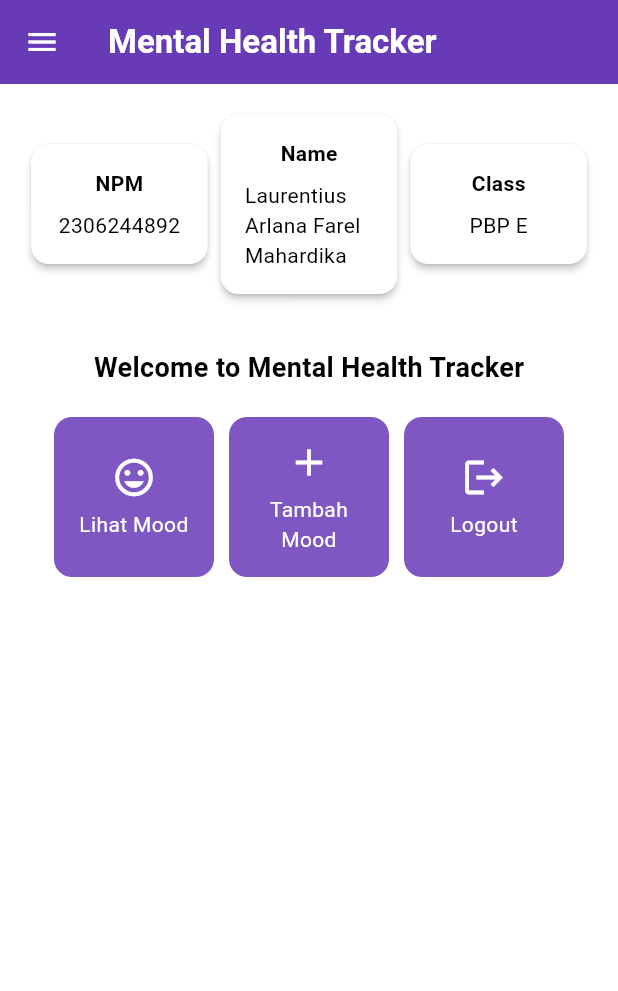
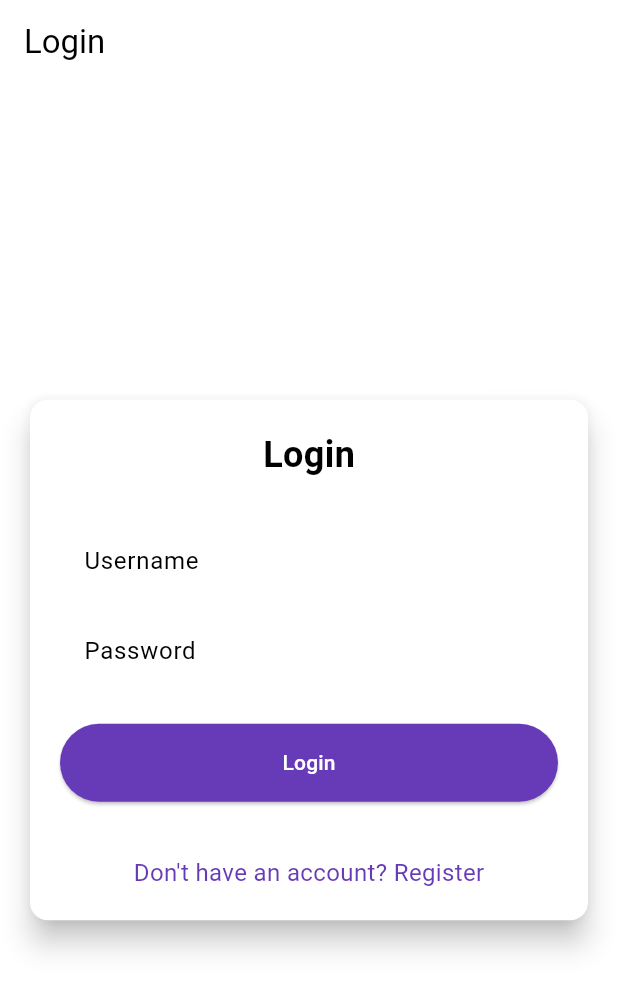
Before and after one commit to KoecengDaun/mental-health-tracker-mobile, a Flutter app: the screen it shows after launch, on a phone screen of 412 x 824 dp. Shown: the top 991 px of the screen. Run offline on Flutter 3.47's test engine with Material 3 defaults, Android fonts, the phone set to English and light mode, and no system bars; missing offline and left inert: pbp_django_auth.

Commit message:
Selesai Tugas 8

```diff
--- a/lib/main.dart
+++ b/lib/main.dart
@@ -1,40 +1,32 @@
 import 'package:flutter/material.dart';
-import 'package:mental_health_tracker/screens/menu.dart';
+import 'package:pbp_django_auth/pbp_django_auth.dart';
+import 'package:provider/provider.dart';
+import 'screens/login.dart';
 
 void main() {
   runApp(const MyApp());
 }
 
 class MyApp extends StatelessWidget {
-  const MyApp({super.key});
+    const MyApp({super.key});
 
-  // This widget is the root of your application.
   @override
   Widget build(BuildContext context) {
-    return MaterialApp(
-      title: 'Flutter Demo',
-      theme: ThemeData(
-        // This is the theme of your application.
-        //
-        // TRY THIS: Try running your application with "flutter run". You'll see
-        // the application has a purple toolbar. Then, without quitting the app,
-        // try changing the seedColor in the colorScheme below to Colors.green
-        // and then invoke "hot reload" (save your changes or press the "hot
-        // reload" button in a Flutter-supported IDE, or press "r" if you used
-        // the command line to start the app).
-        //
-        // Notice that the counter didn't reset back to zero; the application
-        // state is not lost during the reload. To reset the state, use hot
-        // restart instead.
-        //
-        // This works for code too, not just values: Most code changes can be
-        // tested with just a hot reload.
-        colorScheme: ColorScheme.fromSwatch(
-          primarySwatch: Colors.deepPurple,
-        ).copyWith(secondary: Colors.deepPurple[400]),
-        useMaterial3: true,
+    return Provider(
+      create: (_) {
+        CookieRequest request = CookieRequest();
+        return request;
+      },
+      child: MaterialApp(
+        title: 'Mental Health Tracker',
+        theme: ThemeData(
+          useMaterial3: true,
+          colorScheme: ColorScheme.fromSwatch(
+            primarySwatch: Colors.deepPurple,
+          ).copyWith(secondary: Colors.deepPurple[400]),
+        ),
+        home: const LoginPage(),
       ),
-      home: MyHomePage(),
     );
   }
 }
--- /dev/null
+++ b/lib/screens/login.dart
@@ -0,0 +1,180 @@
+import 'package:mental_health_tracker/screens/menu.dart';
+import 'package:mental_health_tracker/screens/register.dart'; // Import halaman RegisterPage
+import 'package:flutter/material.dart';
+import 'package:pbp_django_auth/pbp_django_auth.dart';
+import 'package:provider/provider.dart';
+
+void main() {
+  runApp(const LoginApp());
+}
+
+class LoginApp extends StatelessWidget {
+  const LoginApp({super.key});
+
+  @override
+  Widget build(BuildContext context) {
+    return MaterialApp(
+      title: 'Login',
+      theme: ThemeData(
+        useMaterial3: true,
+        colorScheme: ColorScheme.fromSwatch(
+          primarySwatch: Colors.deepPurple,
+        ).copyWith(secondary: Colors.deepPurple[400]),
+      ),
+      home: const LoginPage(),
+    );
+  }
+}
+
+class LoginPage extends StatefulWidget {
+  const LoginPage({super.key});
+
+  @override
+  State<LoginPage> createState() => _LoginPageState();
+}
+
+class _LoginPageState extends State<LoginPage> {
+  final TextEditingController _usernameController = TextEditingController();
+  final TextEditingController _passwordController = TextEditingController();
+
+  @override
+  Widget build(BuildContext context) {
+    final request = context.watch<CookieRequest>();
+
+    return Scaffold(
+      appBar: AppBar(
+        title: const Text('Login'),
+      ),
+      body: Center(
+        child: SingleChildScrollView(
+          padding: const EdgeInsets.all(16.0),
+          child: Card(
+            elevation: 8,
+            shape: RoundedRectangleBorder(
+              borderRadius: BorderRadius.circular(12.0),
+            ),
+            child: Padding(
+              padding: const EdgeInsets.all(20.0),
+              child: Column(
+                mainAxisSize: MainAxisSize.min,
+                children: [
+                  const Text(
+                    'Login',
+                    style: TextStyle(
+                      fontSize: 24.0,
+                      fontWeight: FontWeight.bold,
+                    ),
+                  ),
+                  const SizedBox(height: 30.0),
+                  TextField(
+                    controller: _usernameController,
+                    decoration: const InputDecoration(
+                      labelText: 'Username',
+                      hintText: 'Enter your username',
+                      border: OutlineInputBorder(
+                        borderRadius: BorderRadius.all(Radius.circular(12.0)),
+                      ),
+                      contentPadding:
+                          EdgeInsets.symmetric(horizontal: 12.0, vertical: 8.0),
+                    ),
+                  ),
+                  const SizedBox(height: 12.0),
+                  TextField(
+                    controller: _passwordController,
+                    decoration: const InputDecoration(
+                      labelText: 'Password',
+                      hintText: 'Enter your password',
+                      border: OutlineInputBorder(
+                        borderRadius: BorderRadius.all(Radius.circular(12.0)),
+                      ),
+                      contentPadding:
+                          EdgeInsets.symmetric(horizontal: 12.0, vertical: 8.0),
+                    ),
+                    obscureText: true,
+                  ),
+                  const SizedBox(height: 24.0),
+                  ElevatedButton(
+                    onPressed: () async {
+                      String username = _usernameController.text;
+                      String password = _passwordController.text;
+
+                      // Ganti URL ini dengan URL server Django kamu
+                      final response = await request.login(
+                        "http://10.0.2.2:8000/auth/login/", // Ganti URL sesuai dengan server kamu
+                        {
+                          'username': username,
+                          'password': password,
+                        },
+                      );
+
+                      if (request.loggedIn) {
+                        String message = response['message'];
+                        String uname = response['username'];
+                        if (context.mounted) {
+                          Navigator.pushReplacement(
+                            context,
+                            MaterialPageRoute(
+                                builder: (context) => MyHomePage()),
+                          );
+                          ScaffoldMessenger.of(context)
+                            ..hideCurrentSnackBar()
+                            ..showSnackBar(
+                              SnackBar(
+                                  content: Text(
+                                      "$message Selamat datang, $uname.")),
+                            );
+                        }
+                      } else {
+                        if (context.mounted) {
+                          showDialog(
+                            context: context,
+                            builder: (context) => AlertDialog(
+                              title: const Text('Login Gagal'),
+                              content: Text(response['message']),
+                              actions: [
+                                TextButton(
+                                  child: const Text('OK'),
+                                  onPressed: () {
+                                    Navigator.pop(context);
+                                  },
+                                ),
+                              ],
+                            ),
+                          );
+                        }
+                      }
+                    },
+                    style: ElevatedButton.styleFrom(
+                      foregroundColor: Colors.white,
+                      minimumSize: const Size(double.infinity, 50),
+                      backgroundColor: Theme.of(context).colorScheme.primary,
+                      padding: const EdgeInsets.symmetric(vertical: 16.0),
+                    ),
+                    child: const Text('Login'),
+                  ),
+                  const SizedBox(height: 36.0),
+                  GestureDetector(
+                    onTap: () {
+                      Navigator.push(
+                        context,
+                        MaterialPageRoute(
+                            builder: (context) => const RegisterPage()),
+                      );
+                    },
+                    child: Text(
+                      'Don\'t have an account? Register',
+                      style: TextStyle(
+                        color: Theme.of(context).colorScheme.primary,
+                        fontSize: 16.0,
+                      ),
+                    ),
+                  ),
+                ],
+              ),
+            ),
+          ),
+        ),
+      ),
+    );
+  }
+}
--- a/pubspec.yaml
+++ b/pubspec.yaml
@@ -35,6 +35,9 @@ dependencies:
   # The following adds the Cupertino Icons font to your application.
   # Use with the CupertinoIcons class for iOS style icons.
   cupertino_icons: ^1.0.8
+  provider: ^6.1.2
+  pbp_django_auth: ^0.4.0
+  http: ^1.2.2
 
 dev_dependencies:
   flutter_test:
```
Also changed, not shown: lib/models/mood_entry.dart (added, +65 -0 lines), lib/screens/list_moodentry.dart (added, +103 -0 lines), lib/screens/moodentry_form.dart (+30 -26 lines), lib/screens/register.dart (added, +165 -0 lines), lib/widgets/left_drawer.dart (+12 -0 lines), lib/widgets/mood_card.dart (+38 -3 lines), pubspec.lock, 2 other files.
